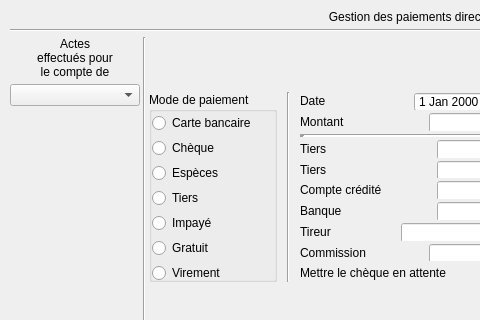
Before: the Qt Designer form Dialogs/dlg_paiementdirect.ui in ukinoki/Rufus, drawn with Qt 5; both pictures show x 0 to 480 and y 0 to 320 of the 819 by 1040 pixel window.
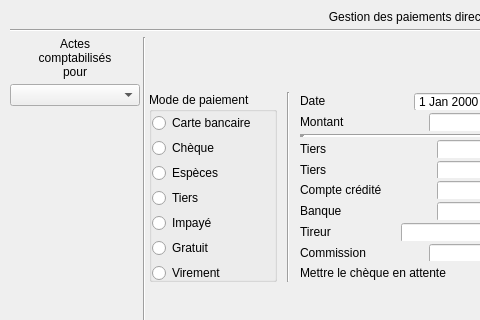
After: the same form once the commit is applied. Icons and pictures are not drawn. Custom widgets are drawn as their Qt base class.

Patch:
```diff
--- a/Dialogs/dlg_paiementdirect.ui
+++ b/Dialogs/dlg_paiementdirect.ui
@@ -111,8 +111,8 @@
          </property>
          <property name="text">
           <string>Actes
-effectués pour
-le compte de</string>
+comptabilisés
+pour</string>
          </property>
          <property name="alignment">
           <set>Qt::AlignBottom|Qt::AlignHCenter</set>
```
Left out of the diff: 2 changed lines with no effect on the pictures.
